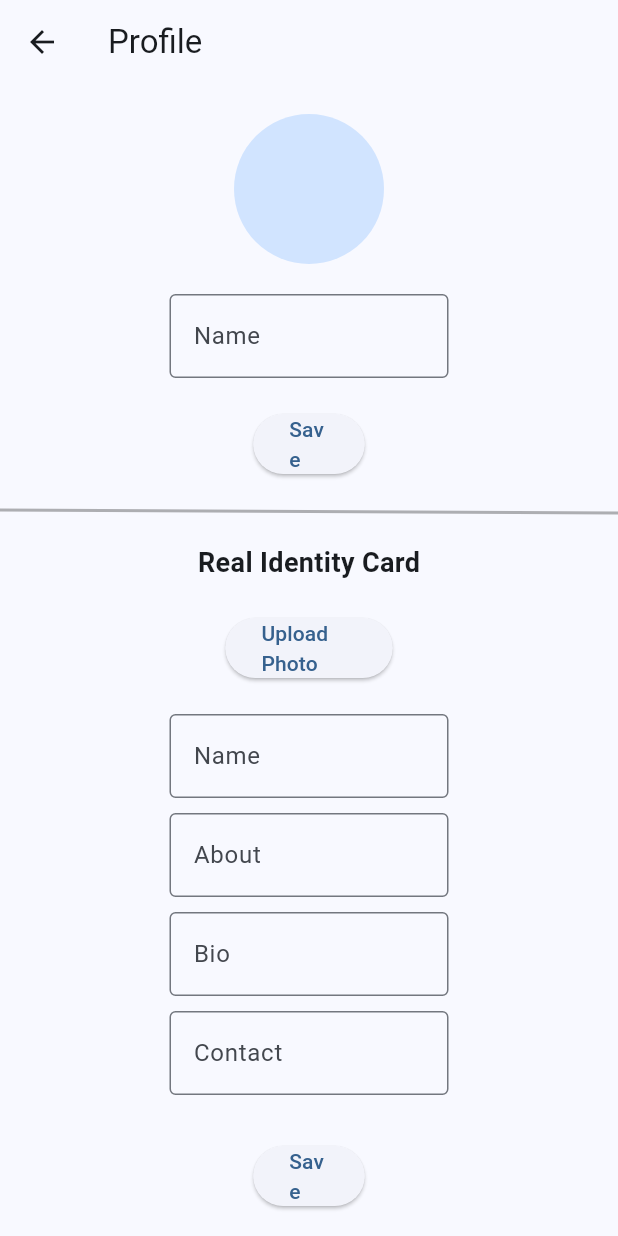
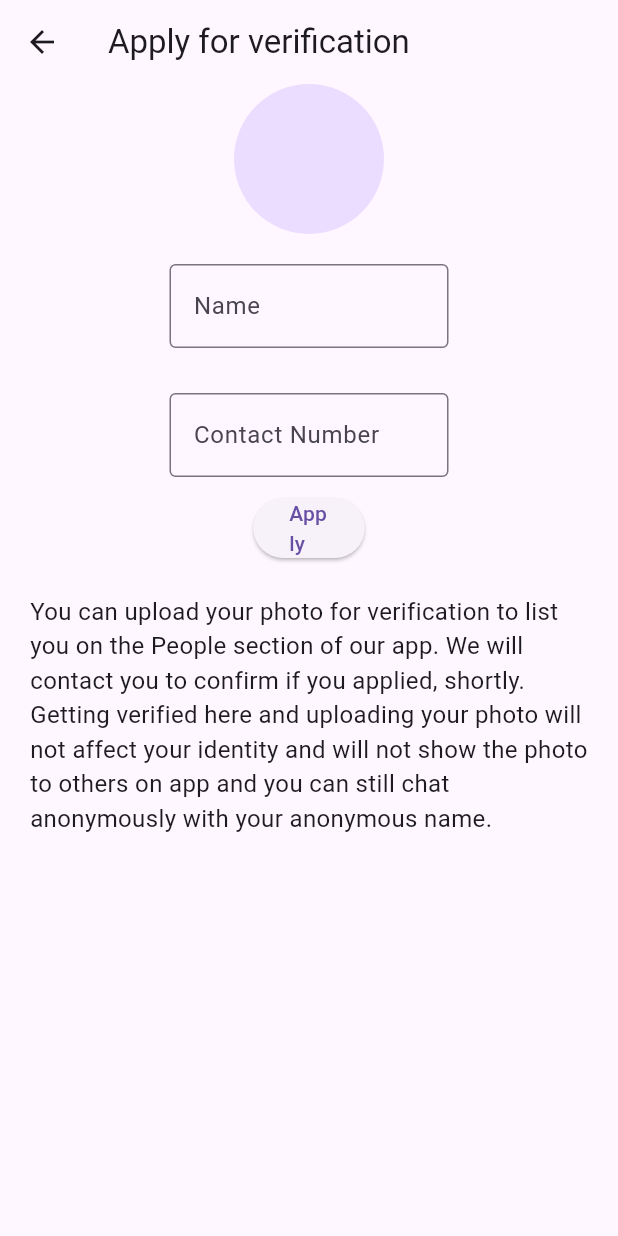
Before and after one commit to imhemish/lafda, a Flutter app: the ProfilePage screen opened by its route, on a phone screen of 412 x 824 dp. Run offline on Flutter 3.47's test engine with Material 3 defaults, Android fonts, the phone set to English and light mode, and no system bars; our stand-ins replace cloud_firestore, convex_bottom_bar, firebase_auth, firebase_core, firebase_storage, flutter_chat_types and 4 more; accounts and stored records are empty; generated files the repository leaves out were written again; network calls fail.

Commit message:
new update

```diff
--- a/lib/pages/chat.dart
+++ b/lib/pages/chat.dart
@@ -9,7 +9,7 @@ var db = DatabaseService();
 Widget renderRooms(Map<String, String>? rooms, ScrollController scrollController) {
   if (rooms != null) {
     var entries = (rooms).entries.toList();
-    return ListView.separated(itemCount: rooms.length, itemBuilder: (context, index) => ListTile(title: Text((entries[index]).value), onTap: () => Get.to(RoomPage((entries[index]).key, entries[index].value)),), separatorBuilder: (context, index) => const Divider(),);
+    return ListView.separated(itemCount: rooms.length, itemBuilder: (context, index) => ListTile(title: Text((entries[index]).value), subtitle: Text(entries[index].key), onTap: () => Get.to(RoomPage((entries[index]).key, entries[index].value)),), separatorBuilder: (context, index) => const Divider(),);
   }
   else {
     // Somehow i had to use both Center and Align to centrally align it on Web
--- a/lib/pages/initial.dart
+++ b/lib/pages/initial.dart
@@ -12,6 +12,7 @@ class InitialController extends GetxController {
     FirebaseAuth.instance.signInAnonymously().then((credential) {
       var uid = credential.user?.uid;
       if (uid != null) {
+        FirebaseAuth.instance.currentUser?.updateDisplayName(name);
         db.createChatUser(uid, name).then((value) => Get.offNamed("/main"));
         PrefUtil.setValue("anonName", name);
       } else {
--- a/lib/pages/profile.dart
+++ b/lib/pages/profile.dart
@@ -1,4 +1,9 @@
+import 'package:cloud_firestore/cloud_firestore.dart';
+import 'package:firebase_auth/firebase_auth.dart';
 import 'package:flutter/material.dart';
+import 'package:get/get.dart';
+import 'package:image_picker/image_picker.dart';
+import 'package:lafda/database.dart';
 
 class ProfilePage extends StatefulWidget {
   @override
@@ -6,91 +11,46 @@ class ProfilePage extends StatefulWidget {
 }
 
 class ProfilePageState extends State<ProfilePage> {
-  final List<TextEditingController> _controllers = List.generate(4, (index) => TextEditingController());
-
-  @override
-  void dispose() {
-    for (var controller in _controllers) {
-      controller.dispose();
-    }
-    super.dispose();
-  }
+  final _nameController = TextEditingController();
+  final _contactController = TextEditingController();
+  var loading = false;
+  String? imageURL;
 
   @override
   Widget build(BuildContext context) {
     return Scaffold(
       appBar: AppBar(
-        title: Text('Profile'),
+        title: Text('Apply for verification'),
       ),
       body: ListView(
         children: <Widget>[
-          SizedBox(height: 20),
           Center(
+            child: InkWell(
+              onTap: () {
+                () async {
+                  var image = await ImagePicker().pickImage(source: ImageSource.gallery);
+                  if (image != null) {
+                    var data = await image.readAsBytes();
+                    var url = await DatabaseService().uploadImageToFirebase(data);
+                    setState(() {
+                      imageURL = url;
+                    });
+                    } else {
+                      Get.snackbar("Error", "Could not pick image");
+                      Get.back();
+                    }
+                } ();
+              },
               child: CircleAvatar(
                 radius: 50,
+                backgroundImage: (imageURL != null) ? NetworkImage(imageURL!) : null,
                 //backgroundImage: AssetImage('assets/avatar.jpg'),
-            ),
-          ),
-          SizedBox(height: 20),
-          Padding(
-            padding: const EdgeInsets.symmetric(horizontal: 20),
-            child: FractionallySizedBox(
-              widthFactor: 0.5,
-              child: TextField(
-                controller: _controllers[0],
-                decoration: InputDecoration(
-                  labelText: 'Name',
-                  border: OutlineInputBorder(),
-                ),
-                maxLines: 1,
-              ),
-            ),
-          ),
-          SizedBox(height: 20),
-          Padding(
-            padding: const EdgeInsets.symmetric(horizontal: 20),
-            child: FractionallySizedBox(
-              widthFactor: 0.2,
-              child: ElevatedButton(
-                onPressed: () {
-
-                },
-                child: Text('Save'),
-              ),
-            ),
-          ),
-          SizedBox(height: 20),
-          CustomPaint(
-            size: Size(MediaQuery.of(context).size.width, 2),
-            painter: DiagonalPainter(),
-          ),
-          SizedBox(height: 20),
-          Center(
-            child: Text(
-              'Real Identity Card',
-              style: TextStyle(
-                fontSize: 18,
-                fontWeight: FontWeight.bold,
-              ),
-            ),
-          ),
-          SizedBox(height: 20),
-          Padding(
-            padding: const EdgeInsets.symmetric(horizontal: 20),
-            child: FractionallySizedBox(
-              widthFactor: 0.3,
-              child: ElevatedButton(
-                onPressed: () {
-
-                },
-                child: Text('Upload Photo'),
               ),
             ),
           ),
           SizedBox(height: 20),
           Column(
             children: [
-              for (int i = 0; i < 4; i++)
               Padding(
                 padding: const EdgeInsets.symmetric(horizontal: 20),
                 child: Column(
@@ -98,9 +58,9 @@ class ProfilePageState extends State<ProfilePage> {
                     FractionallySizedBox(
                       widthFactor: 0.5,
                       child: TextField(
-                          controller: _controllers[i],
+                        controller: _nameController,
                         decoration: InputDecoration(
-                            labelText: _getFieldLabel(i),
+                          labelText: "Name",
                           border: OutlineInputBorder(),
                         ),
                         maxLines: 1,
@@ -113,13 +73,56 @@ class ProfilePageState extends State<ProfilePage> {
               SizedBox(height: 20),
               Padding(
                 padding: const EdgeInsets.symmetric(horizontal: 20),
-                child: FractionallySizedBox(
+                child: Column(
+                  children: [
+                    FractionallySizedBox(
+                      widthFactor: 0.5,
+                      child: TextField(
+                        controller: _contactController,
+                        decoration: InputDecoration(
+                          labelText: "Contact Number",
+                          border: OutlineInputBorder(),
+                        ),
+                        maxLines: 1,
+                      ),
+                    ),
+                    SizedBox(height: 10),
+                  ],
+                ),
+              ),
+              Padding(
+                padding: const EdgeInsets.symmetric(horizontal: 20),
+                child: loading
+                    ? CircularProgressIndicator.adaptive()
+                    : FractionallySizedBox(
                         widthFactor: 0.2,
                         child: ElevatedButton(
                           onPressed: () {
-
+                            if (imageURL != null && _nameController.text.isNotEmpty && _contactController.text.length == 10) {
+                            setState(() {
+                              loading = true;
+                            });
+                            FirebaseFirestore.instance
+                                .collection("verification")
+                                .doc()
+                                .set({
+                              "name": _nameController.text,
+                              "contact": _contactController.text,
+                              "image": imageURL,
+                              "userID": FirebaseAuth.instance.currentUser!.uid
+                            }).then((_) {
+                              Get.snackbar("Success",
+                                  "Verification request has been made");
+                              setState(() {
+                                loading = false;
+                              });
+                              Get.back();
+                            });
+                            } else {
+                              Get.snackbar("Not sent", "Ensure that photo has been uploaded, name is not empty and Contact number is 10 digit");
+                            }
                           },
-                    child: Text('Save'),
+                          child: Text('Apply'),
                         ),
                       ),
               ),
@@ -127,7 +130,7 @@ class ProfilePageState extends State<ProfilePage> {
               Padding(
                 padding: const EdgeInsets.symmetric(horizontal: 20),
                 child: Text(
-                  '*You can only upload your photo and real ID card. It will not affect your identity on app and you can still chat anonymously.',
+                  'You can upload your photo for verification to list you on the People section of our app. We will contact you to confirm if you applied, shortly. Getting verified here and uploading your photo will not affect your identity and will not show the photo to others on app and you can still chat anonymously with your anonymous name.',
                   style: TextStyle(fontSize: 16),
                 ),
               ),
@@ -137,41 +140,4 @@ class ProfilePageState extends State<ProfilePage> {
       ),
     );
   }
-
-  String _getFieldLabel(int index) {
-    switch (index) {
-      case 0:
-        return 'Name';
-      case 1:
-        return 'About';
-      case 2:
-        return 'Bio';
-      case 3:
-        return 'Contact';
-      default:
-        return '';
 }
-  }
-}
-
-class DiagonalPainter extends CustomPainter {
-  @override
-  void paint(Canvas canvas, Size size) {
-    final Paint paint = Paint()
-      ..color = Colors.black.withOpacity(0.3)
-      ..strokeWidth = 2.0
-      ..strokeCap = StrokeCap.round;
-
-    const double startX = 0;
-    const double startY = 0;
-    final double endX = size.width;
-    final double endY = size.height;
-
-    canvas.drawLine(Offset(startX, startY), Offset(endX, endY), paint);
-  }
-
-  @override
-  bool shouldRepaint(CustomPainter oldDelegate) {
-    return false;
-  }
-}
--- a/lib/pages/room.dart
+++ b/lib/pages/room.dart
@@ -25,8 +25,8 @@ Widget getRoomBody(Stream<DocumentSnapshot>? stream, String roomID) {
         return
         Chat(messages: getMessagesAsTypes(asyncAnapshot.data!),
 
-        theme: DefaultChatTheme(backgroundColor: Theme.of(context).brightness == Brightness.dark ? Colors.black : Colors.white,),
-        nameBuilder: (p0) => Text(p0.firstName ?? ""),
+        theme: DefaultChatTheme(backgroundColor: Theme.of(context).brightness == Brightness.dark ? Colors.black : neutral2, userNameTextStyle: TextStyle(fontSize: 16)),
+
         showUserNames: true,
         inputOptions: const InputOptions(sendButtonVisibilityMode: SendButtonVisibilityMode.always),
         onSendPressed: (text) => db.sendMessage(roomID, text.text),
--- a/pubspec.yaml
+++ b/pubspec.yaml
@@ -44,6 +44,9 @@ dependencies:
   flutter_chat_ui: ^1.6.12
   flutter_chat_types: ^3.6.2
   shared_preferences: ^2.2.3
+  firebase_storage: ^11.7.2
+  image_picker: ^1.1.0
+  http: ^1.2.1
 
 dev_dependencies:
   flutter_test:
```
Also changed, not shown: lib/database.dart (+17 -0 lines), lib/main.dart (+4 -8 lines), lib/pages/contact.dart (+49 -20 lines), lib/pages/person.dart (+10 -2 lines), lib/pages/versioning.dart (added, +44 -0 lines), pubspec.lock, 5 other files. Lines whose indentation alone changed are shown as unchanged.
